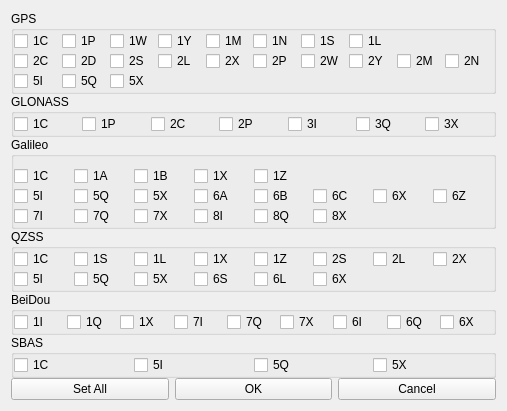
Qt form app/rtkconv_qt/codeopt.ui (tomojitakasu/RTKLIB) before a commit.
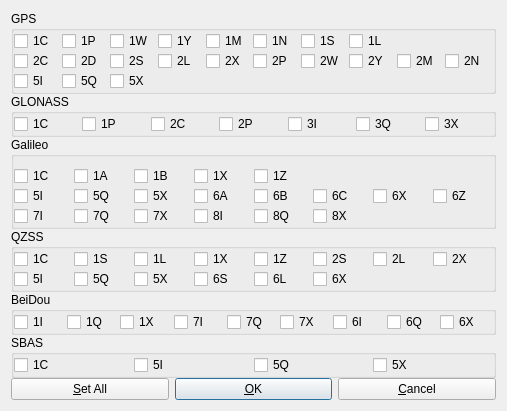
The same form after that commit.

Commit message: - fix crash in rtkpost - rtkconv UI cleanups

Diff of the .ui file:
```diff
--- a/app/rtkconv_qt/codeopt.ui
+++ b/app/rtkconv_qt/codeopt.ui
@@ -1165,10 +1165,7 @@
          <string/>
         </property>
         <property name="text">
-         <string>Set All</string>
-        </property>
-        <property name="flat">
-         <bool>false</bool>
+         <string>&amp;Set All</string>
         </property>
        </widget>
       </item>
@@ -1181,10 +1178,13 @@
          <string/>
         </property>
         <property name="text">
-         <string>OK</string>
+         <string>&amp;OK</string>
         </property>
-        <property name="flat">
-         <bool>false</bool>
+        <property name="autoDefault">
+         <bool>true</bool>
+        </property>
+        <property name="default">
+         <bool>true</bool>
         </property>
        </widget>
       </item>
@@ -1197,10 +1197,7 @@
          <string/>
         </property>
         <property name="text">
-         <string>Cancel</string>
-        </property>
-        <property name="flat">
-         <bool>false</bool>
+         <string>&amp;Cancel</string>
         </property>
        </widget>
       </item>
```
The commit also changes 6 other files.
